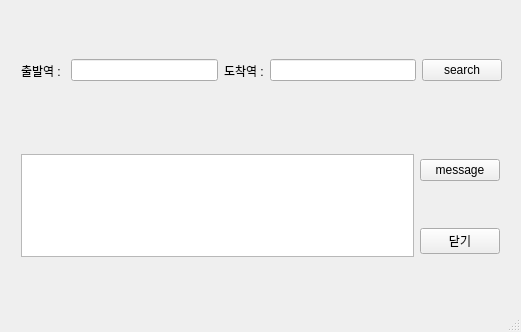
Old version of the form mainSubway/mainwindow.ui in the repository dktkwhdk1/Subway-Application-Project.
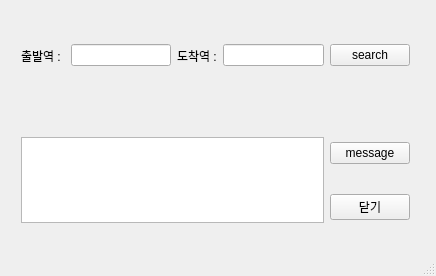
New version of the form.

Patch:
```diff
--- a/mainSubway/mainwindow.ui
+++ b/mainSubway/mainwindow.ui
@@ -6,8 +6,8 @@
    <rect>
     <x>0</x>
     <y>0</y>
-    <width>521</width>
-    <height>332</height>
+    <width>436</width>
+    <height>276</height>
    </rect>
   </property>
   <property name="windowTitle">
@@ -25,8 +25,8 @@
      <rect>
       <x>10</x>
       <y>30</y>
-      <width>503</width>
-      <height>81</height>
+      <width>411</width>
+      <height>51</height>
      </rect>
     </property>
     <layout class="QHBoxLayout" name="horizontalLayout">
@@ -83,13 +83,13 @@
      </item>
     </layout>
    </widget>
-   <widget class="QWidget" name="">
+   <widget class="QWidget" name="layoutWidget">
     <property name="geometry">
      <rect>
       <x>10</x>
       <y>110</y>
-      <width>501</width>
-      <height>191</height>
+      <width>411</width>
+      <height>141</height>
      </rect>
     </property>
     <layout class="QGridLayout" name="gridLayout">
```
